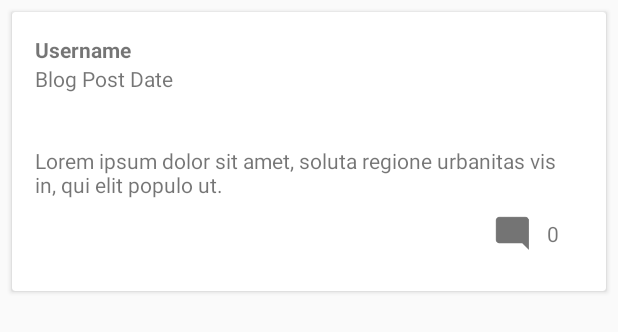
After one commit to UltimateHG/code-exp-2020-test, an Android app: the layout blog_list_item.xml on its own in the app's theme, with its tools: preview values and no code run, on a phone screen of 412 x 824 dp. The commit adds this screen. Shown: the top 332 px of the screen. Run offline under Robolectric (Android 15) with nearby library versions, the phone set to English and light mode, and no system bars.

Commit message:
Added working HomeFragment, updated MainActivity to support Fragment modules

```diff
--- /dev/null
+++ b/app/src/main/java/com/example/code_exp_2020_test/TopFragment.java
@@ -0,0 +1,4 @@
+package com.example.code_exp_2020_test;
+
+public class TopFragment {
+}
--- /dev/null
+++ b/app/src/main/res/layout/blog_list_item.xml
@@ -0,0 +1,89 @@
+<?xml version="1.0" encoding="utf-8"?>
+<androidx.constraintlayout.widget.ConstraintLayout xmlns:android="http://schemas.android.com/apk/res/android"
+    xmlns:app="http://schemas.android.com/apk/res-auto"
+    xmlns:tools="http://schemas.android.com/tools"
+    android:layout_width="match_parent"
+    android:layout_height="wrap_content">
+
+    <androidx.cardview.widget.CardView
+        android:id="@+id/main_blog_post"
+        android:layout_width="0dp"
+        android:layout_height="wrap_content"
+        android:layout_marginStart="8dp"
+        android:layout_marginTop="8dp"
+        android:layout_marginEnd="8dp"
+        android:layout_marginBottom="8dp"
+        android:padding="20dp"
+        app:layout_constraintBottom_toBottomOf="parent"
+        app:layout_constraintEnd_toEndOf="parent"
+        app:layout_constraintStart_toStartOf="parent"
+        app:layout_constraintTop_toTopOf="parent">
+
+        <androidx.constraintlayout.widget.ConstraintLayout
+            android:layout_width="match_parent"
+            android:layout_height="wrap_content"
+            android:padding="15dp">
+
+            <TextView
+                android:id="@+id/blog_user_name"
+                android:layout_width="wrap_content"
+                android:layout_height="wrap_content"
+                android:text="Username"
+                android:textStyle="bold"
+                app:layout_constraintTop_toTopOf="parent" />
+
+            <TextView
+                android:id="@+id/blog_date"
+                android:layout_width="wrap_content"
+                android:layout_height="wrap_content"
+                android:text="Blog Post Date"
+                app:layout_constraintTop_toBottomOf="@+id/blog_user_name" />
+
+            <TextView
+                android:id="@+id/blog_title"
+                android:layout_width="0dp"
+                android:layout_height="wrap_content"
+                android:scaleType="centerCrop"
+                app:layout_constraintEnd_toEndOf="parent"
+                app:layout_constraintStart_toStartOf="parent"
+                app:layout_constraintTop_toBottomOf="@+id/blog_date" />
+
+            <TextView
+                android:id="@+id/blog_body"
+                android:layout_width="0dp"
+                android:layout_height="wrap_content"
+                android:layout_marginTop="16dp"
+                android:layout_marginEnd="16dp"
+                android:text="Lorem ipsum dolor sit amet, soluta regione urbanitas vis in, qui elit populo ut. "
+                app:layout_constraintEnd_toEndOf="parent"
+                app:layout_constraintStart_toStartOf="parent"
+                app:layout_constraintTop_toBottomOf="@+id/blog_title" />
+
+            <TextView
+                android:id="@+id/blog_comment_count"
+                android:layout_width="wrap_content"
+                android:layout_height="wrap_content"
+                android:layout_marginTop="8dp"
+                android:layout_marginEnd="16dp"
+                android:layout_marginBottom="8dp"
+                android:text="0"
+                app:layout_constraintBottom_toBottomOf="parent"
+                app:layout_constraintEnd_toEndOf="parent"
+                app:layout_constraintTop_toBottomOf="@+id/blog_body" />
+
+            <ImageView
+                android:id="@+id/blog_comment_icon"
+                android:layout_width="30dp"
+                android:layout_height="30dp"
+                android:layout_marginTop="8dp"
+                android:layout_marginEnd="8dp"
+                android:layout_marginBottom="8dp"
+                app:layout_constraintBottom_toBottomOf="parent"
+                app:layout_constraintEnd_toStartOf="@+id/blog_comment_count"
+                app:layout_constraintTop_toBottomOf="@+id/blog_body"
+                app:srcCompat="@mipmap/action_comment_icon" />
+
+        </androidx.constraintlayout.widget.ConstraintLayout>
+    </androidx.cardview.widget.CardView>
+
+</androidx.constraintlayout.widget.ConstraintLayout>
```
Also changed, not shown: app/src/main/java/com/example/code_exp_2020_test/BlogPost.java (added, +61 -0 lines), app/src/main/java/com/example/code_exp_2020_test/BlogPostId.java (added, +17 -0 lines), app/src/main/java/com/example/code_exp_2020_test/BlogRecyclerAdapter.java (added, +129 -0 lines), app/src/main/java/com/example/code_exp_2020_test/HomeFragment.java (added, +198 -0 lines), app/src/main/java/com/example/code_exp_2020_test/MainActivity.java (+68 -4 lines), app/src/main/res/layout/fragment_home.xml (added, +14 -0 lines).
